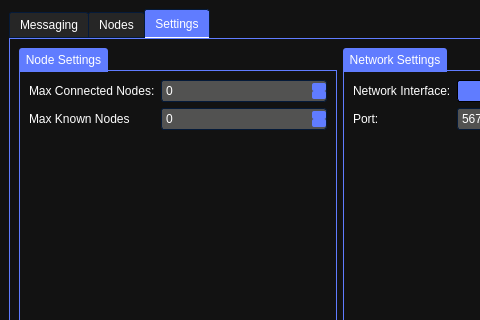
The window that src/gui/src/start.ui (Nater0214/Reden) describes before a commit, drawn with Qt 5; both pictures show x 0 to 480 and y 0 to 320 of the 680 by 500 pixel window.
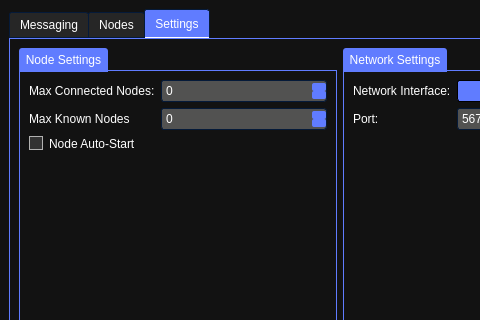
The same window after the commit. The open tabs and pages were chosen to show the change. Icons and pictures are not drawn.

```diff
--- a/src/gui/src/start.ui
+++ b/src/gui/src/start.ui
@@ -1556,6 +1556,26 @@
            <item row="1" column="1">
             <widget class="QSpinBox" name="spinBox_2"/>
            </item>
+           <item row="2" column="0">
+            <widget class="QCheckBox" name="nodeAutoStartBox">
+             <property name="text">
+              <string>Node Auto-Start</string>
+             </property>
+            </widget>
+           </item>
+           <item row="2" column="1">
+            <spacer name="horizontalSpacer">
+             <property name="orientation">
+              <enum>Qt::Horizontal</enum>
+             </property>
+             <property name="sizeHint" stdset="0">
+              <size>
+               <width>40</width>
+               <height>20</height>
+              </size>
+             </property>
+            </spacer>
+           </item>
           </layout>
          </widget>
         </item>
```
Left out of the diff: 2 changed lines with no effect on the pictures.
